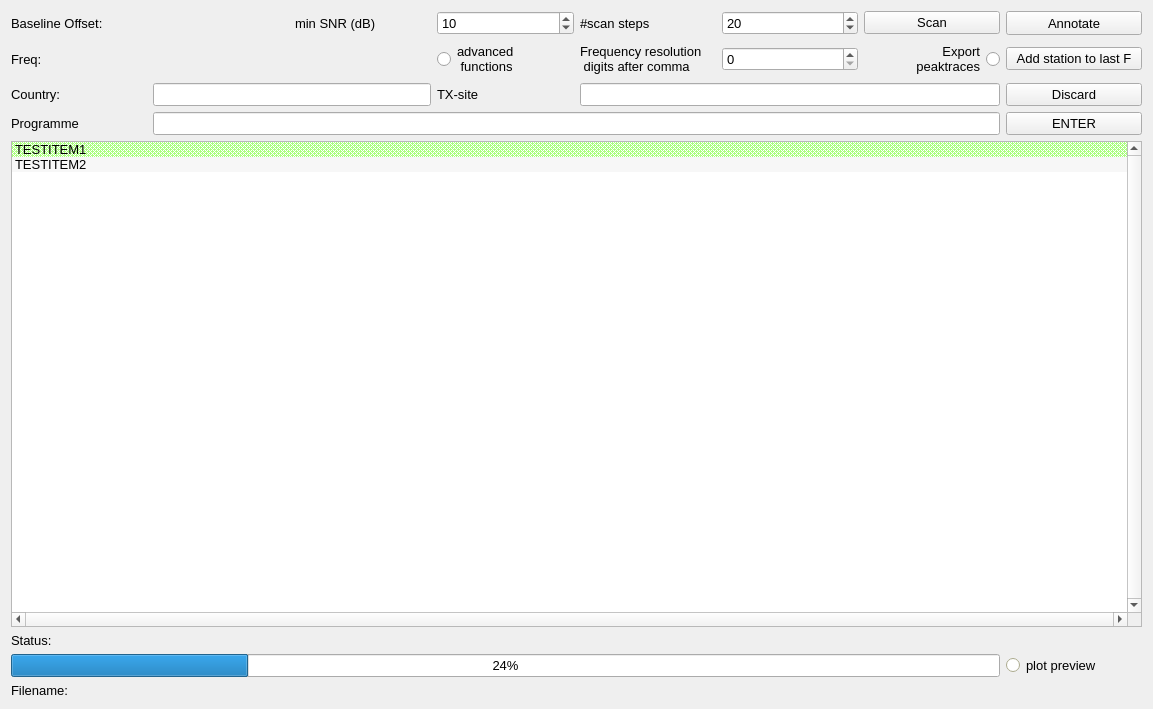
Qt form sources/annotator/ressources/annotator_widget.ui (schaten/COHIWizard) before a commit.
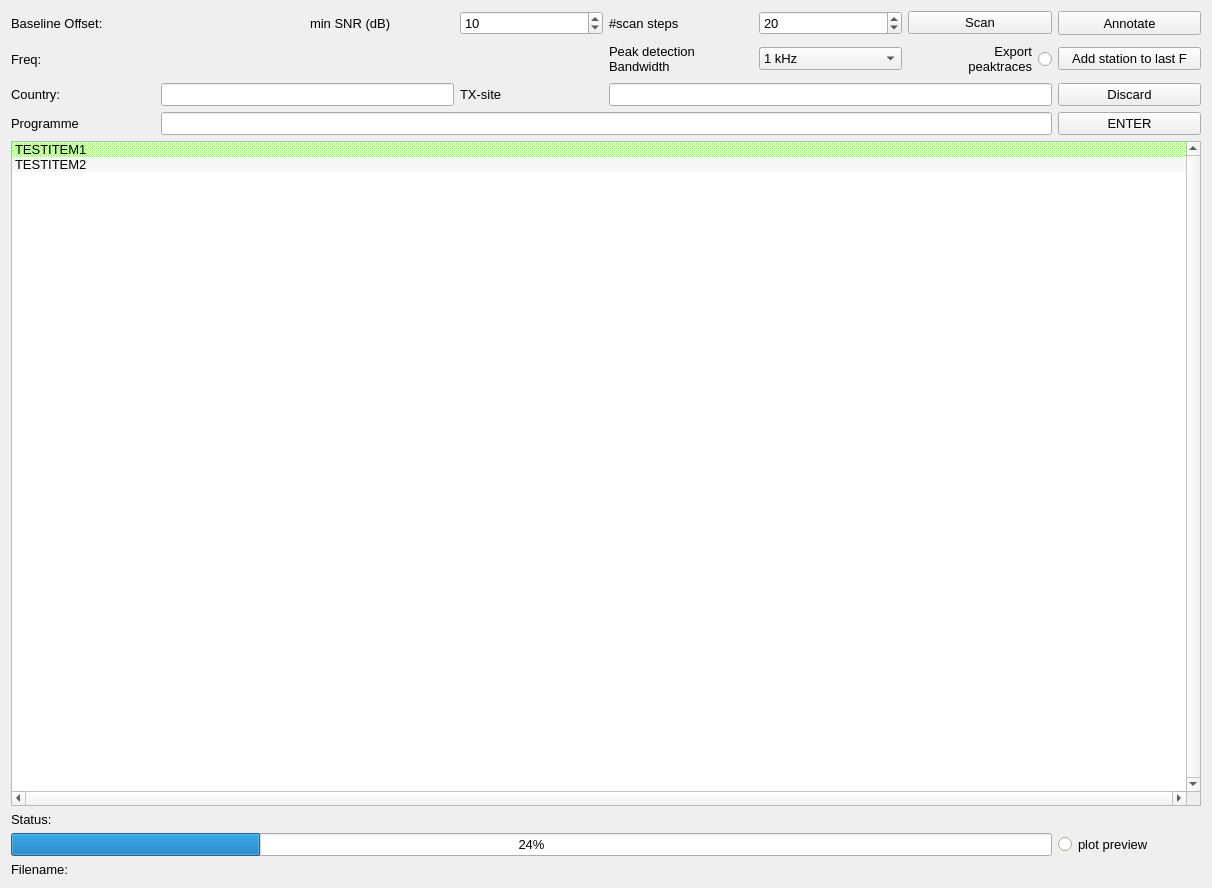
The same form after that commit.

Patch:
```diff
--- a/sources/annotator/ressources/annotator_widget.ui
+++ b/sources/annotator/ressources/annotator_widget.ui
@@ -6,8 +6,8 @@
    <rect>
     <x>0</x>
     <y>0</y>
-    <width>1153</width>
-    <height>709</height>
+    <width>1212</width>
+    <height>888</height>
    </rect>
   </property>
   <property name="sizePolicy">
@@ -682,21 +682,6 @@
        </property>
       </widget>
      </item>
-     <item row="4" column="5">
-      <widget class="QSpinBox" name="spinBox_res_digits">
-       <property name="font">
-        <font>
-         <pointsize>10</pointsize>
-        </font>
-       </property>
-       <property name="maximum">
-        <number>2</number>
-       </property>
-       <property name="displayIntegerBase">
-        <number>10</number>
-       </property>
-      </widget>
-     </item>
      <item row="4" column="4">
       <widget class="QLabel" name="label_4">
        <property name="font">
@@ -705,25 +690,36 @@
         </font>
        </property>
        <property name="text">
-        <string>Frequency resolution
- digits after comma</string>
+        <string>Peak detection
+Bandwidth</string>
        </property>
       </widget>
      </item>
-     <item row="4" column="3">
-      <widget class="QRadioButton" name="radioButton">
+     <item row="4" column="5">
+      <widget class="QComboBox" name="peakBW_comboBox">
        <property name="font">
         <font>
          <pointsize>10</pointsize>
         </font>
        </property>
-       <property name="text">
-        <string>advanced
- functions</string>
+       <property name="toolTip">
+        <string>listing resolution of peak frequencies; e.g. 100 Hz means that a peak at 120.1 kHz shows up at 120.1 while a peak at 120.06 kHz shows up at 120.2 (rounding to next 0.1kHz)</string>
        </property>
-       <property name="autoExclusive">
-        <bool>false</bool>
-       </property>
+       <item>
+        <property name="text">
+         <string>1 kHz</string>
+        </property>
+       </item>
+       <item>
+        <property name="text">
+         <string>100 Hz</string>
+        </property>
+       </item>
+       <item>
+        <property name="text">
+         <string>10Hz</string>
+        </property>
+       </item>
       </widget>
      </item>
     </layout>
```
Left out of the diff: 29 changed lines with no effect on the pictures.
